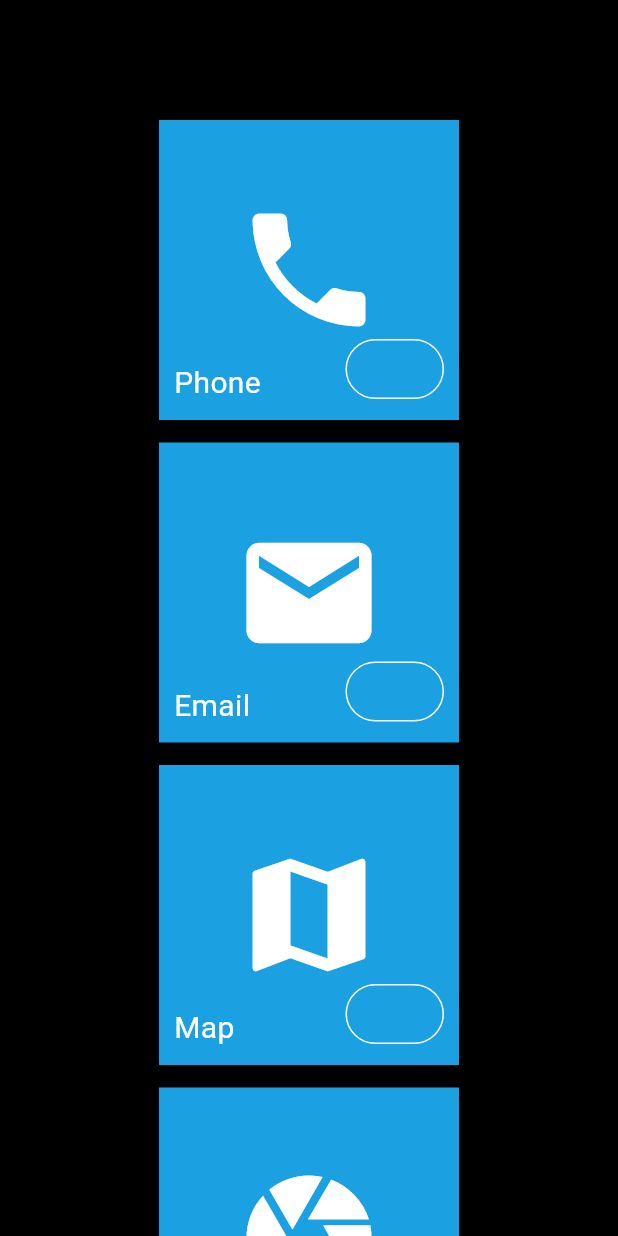
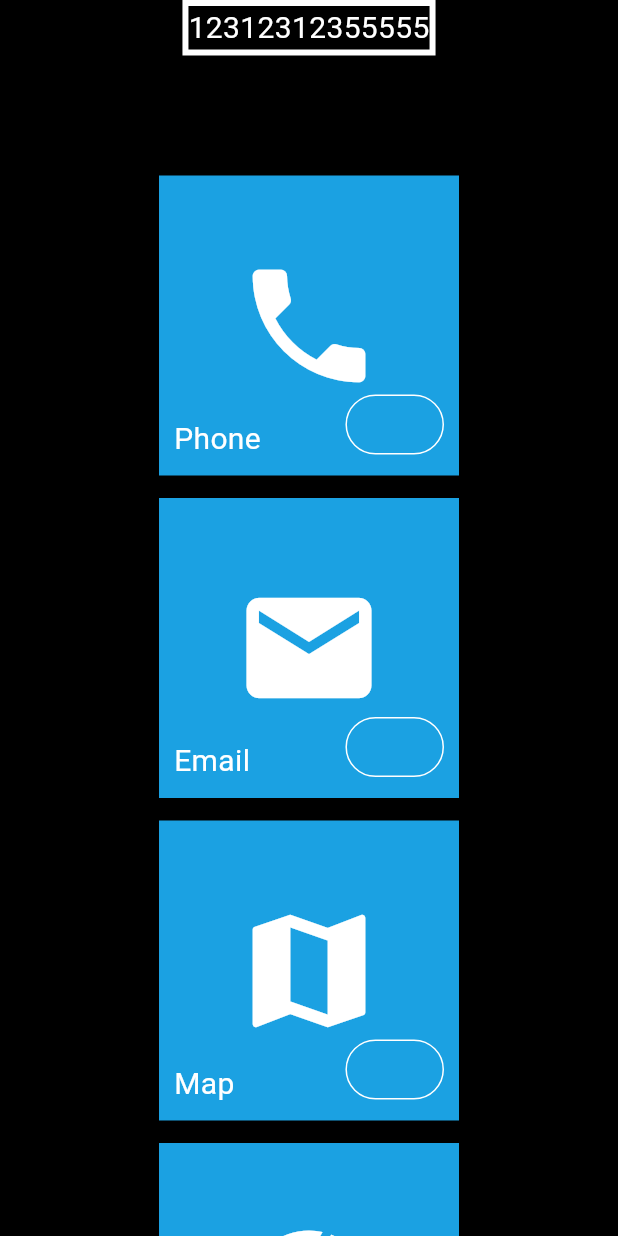
Before and after one commit to Canplayer/Flutter-MetroUI, a Flutter app: the screen it shows after launch, on a phone screen of 412 x 824 dp. Run offline on Flutter 3.47's test engine with Material 3 defaults, Android fonts, the phone set to English and light mode, and no system bars.

Commit message:
增加了按钮，修改了获取自身大小的方式

```diff
--- a/lib/main.dart
+++ b/lib/main.dart
@@ -1,8 +1,8 @@
 import 'package:flutter/material.dart';
 import 'package:metro_ui/merto/app.dart';
+import 'package:metro_ui/merto/button.dart';
 import 'package:metro_ui/merto/page_scaffold.dart';
 import 'package:metro_ui/merto/tile.dart';
-
 
 void main() {
   runApp(const MyApp());
@@ -152,7 +152,6 @@ class _MyHomePageState extends State<MyHomePage> with TickerProviderStateMixin {
 
     _controllers[thisIndex].forward();
 
-
     // for (var controller in _controllers) {
     //   await Future.delayed(const Duration(milliseconds: 80));
     //   controller.forward();
@@ -183,14 +182,32 @@ class _MyHomePageState extends State<MyHomePage> with TickerProviderStateMixin {
 
   @override
   Widget build(BuildContext context) {
-    return
-     MetroPageScaffold(
+    return MetroPageScaffold(
       // backgroundColor: const Color.fromARGB(0, 0, 0, 0),
 
       body: Transform(
         alignment: FractionalOffset.center,
         transform: Matrix4.identity()..setEntry(3, 2, 0.001) // 设置Z轴偏移
         ,
+        child: Column(
+          children: [
+            // SizedBox(
+            //   height: 100,
+            //   width: 400,
+            //   child: MetroButton(
+            //     child: Text('Hello',
+            //         style: const TextStyle(fontSize: 30, color: Colors.white)),
+            //   ),
+            // ),
+
+            MetroButton(
+                child: Text('Hello',
+                    style: const TextStyle(fontSize: 30, color: Colors.white)),
+            ),
+
+
+            //TextButton(onPressed: (){}, child: Text('123')),
+            Expanded(
               child: SingleChildScrollView(
                 padding: const EdgeInsets.only(top: 80),
                 clipBehavior: Clip.none,
@@ -216,7 +233,6 @@ class _MyHomePageState extends State<MyHomePage> with TickerProviderStateMixin {
                               child: Tile(
                                 allowBack: true,
                                 onTap: () async {
-
                                   //等待两秒
                                   await _startAnimations(_keys[index]);
                                   //跳转到新页面
@@ -268,9 +284,7 @@ class _MyHomePageState extends State<MyHomePage> with TickerProviderStateMixin {
                                               color: Colors.white,
                                             ),
                                           ),
-                                    onPressed: () {
-
-                                    },
+                                          onPressed: () {},
                                           child: const Text('Go'),
                                         ),
                                       ),
@@ -287,7 +301,9 @@ class _MyHomePageState extends State<MyHomePage> with TickerProviderStateMixin {
                 ),
               ),
             ),
-
+          ],
+        ),
+      ),
     );
   }
 }
--- a/lib/merto/button.dart
+++ b/lib/merto/button.dart
@@ -1,5 +1,4 @@
 import 'package:flutter/material.dart';
-import 'package:flutter/widgets.dart';
 import 'package:metro_ui/merto/tile.dart';
 
 //Windows Phone 核心风格的按钮设计组件
@@ -19,11 +18,44 @@ class MetroButton extends StatefulWidget {
 class MetroButtoState extends State<MetroButton> {
   @override
   Widget build(BuildContext context) {
-    return DefaultTextStyle(
-      style: const TextStyle(color: Colors.white),
-      child: Tile(
-        child: widget.child,
-        //onTap: widget.onTap,
+    // return ConstrainedBox(
+    //   constraints: const BoxConstraints(
+    //     minWidth: 10,
+    //     minHeight: 10,
+    //   ),
+    //   child: Container(
+    //     decoration: BoxDecoration(
+    //       //color: Colors.red, // 填充颜色
+    //       border: Border.all(
+    //         color: Colors.white, // 边框颜色
+    //         width: 4.0, // 边框宽度
+    //       ),
+    //     ),
+    //     child: LayoutBuilder(
+    //       builder: (context, constraints) {
+    //         return Transform(
+    //           transform: Matrix4.identity(),
+    //           child: const Text("1231231235555555555555",
+    //               style: TextStyle(fontSize: 20.0, color: Colors.white)),
+    //         );
+    //       },
+    //     ),
+    //   ),
+    //   //onTap: widget.onTap,
+    // );
+
+    return Tile(
+      onTap: widget.onTap,
+      child: Container(
+        decoration: BoxDecoration(
+          //color: Colors.red, // 填充颜色
+          border: Border.all(
+            color: Colors.white, // 边框颜色
+            width: 4.0, // 边框宽度
+          ),
+        ),
+        child: const Text("12312312355555",
+            style: TextStyle(fontSize: 20.0, color: Colors.white)),
       ),
     );
   }
--- a/lib/merto/tile.dart
+++ b/lib/merto/tile.dart
@@ -17,6 +17,9 @@ class Tile extends StatefulWidget {
 }
 
 class TileState extends State<Tile> with SingleTickerProviderStateMixin {
+  final GlobalKey _key = GlobalKey();
+  Size _widgetSize = const Size(0, 0);
+
   late AnimationController _controller;
   late Animation<double> _animation;
   final double _maxRotation = 10.0; // 最大旋转角度
@@ -49,11 +52,11 @@ class TileState extends State<Tile> with SingleTickerProviderStateMixin {
           translateZ *= _animation.value;
         });
       });
-    // WidgetsBinding.instance.addPostFrameCallback((_) {
-    //   setState(() {
-    //     _isAddPostFrame = true;
-    //   });
-    // });
+    WidgetsBinding.instance.addPostFrameCallback((_) {
+      setState(() {
+        _widgetSize = _getCardSize();
+      });
+    });
   }
 
   @override
@@ -120,25 +123,20 @@ class TileState extends State<Tile> with SingleTickerProviderStateMixin {
     _controller.forward(from: 0.0);
   }
 
+  //获取组件的高宽
+  Size _getCardSize() {
+    final RenderBox renderBox =
+        _key.currentContext!.findRenderObject() as RenderBox;
+    return renderBox.size;
+  }
+
   @override
   Widget build(BuildContext context) {
-    return LayoutBuilder(
-      builder: (context, constraints) {
-        final cardWidth = constraints.maxWidth;
-        final cardHeight = constraints.maxHeight;
+    return LayoutBuilder(builder: (context, constraints) {
+      WidgetsBinding.instance.addPostFrameCallback((_) {
+        _widgetSize = _getCardSize();
+      });
       return Transform(
-          alignment: FractionalOffset.center,
-          // origin: Offset(
-          //     (_isAddPostFrame ? _getAbsolutePosition().dx : 0) - cardWidth / 2,
-          //     (_isAddPostFrame ? _getAbsolutePosition().dy : 0) -
-          //         cardHeight / 2),
-          //origin: _isAddPostFrame ? _getAbsolutePosition() : null,
-          transform: Matrix4.identity()
-          //..setEntry(3, 2, _perspective) // 设置透视投影参数
-          //..setEntry(0, 3, (_isAddPostFrame ? _getAbsolutePosition().dx : 0) - cardWidth / 2)
-          //..setEntry(1, 3, (_isAddPostFrame ? _getAbsolutePosition().dy : 0) - cardHeight / 2)
-          ,
-          child: Transform(
         alignment: FractionalOffset.center,
         transform: Matrix4.identity()
           //..setEntry(3, 2, _perspective) // 设置透视投影参数
@@ -154,12 +152,15 @@ class TileState extends State<Tile> with SingleTickerProviderStateMixin {
         child: GestureDetector(
           //触碰即按下
           onPanDown: (details) {
+            //打印高宽
+            print(_widgetSize);
             _isTouch = true;
-                _handlePanDown(details, cardWidth, cardHeight);
+            _handlePanDown(details, _widgetSize.width, _widgetSize.height);
           },
           //手指移动触发
           onPanUpdate: (details) {
-                if (_isTouch) _handlePanUpdate(details, cardWidth, cardHeight);
+            if (_isTouch)
+              _handlePanUpdate(details, _widgetSize.width, _widgetSize.height);
           },
           onTap: () async {
             //此处会被onPanCancel优先执行，但是动画会等待我们一段时间，在等待的时间内，如果_isTouch状态被改变，那么onPanCancel的动画就不会执行
@@ -172,9 +173,9 @@ class TileState extends State<Tile> with SingleTickerProviderStateMixin {
             final localPosition = details.localPosition;
             if (_isTouch &&
                 (localPosition.dx >= 0 &&
-                        localPosition.dx <= cardWidth &&
+                    localPosition.dx <= _widgetSize.width &&
                     localPosition.dy >= 0 &&
-                        localPosition.dy <= cardHeight)) {
+                    localPosition.dy <= _widgetSize.height)) {
               await widget.onTap?.call();
             }
             _isTouch = false;
@@ -195,14 +196,11 @@ class TileState extends State<Tile> with SingleTickerProviderStateMixin {
           // },
 
           child: SizedBox(
-                width: cardWidth,
-                height: cardHeight,
+            key: _key,
             child: widget.child,
           ),
         ),
-          ),
       );
-      },
-    );
+    });
   }
 }
```
Lines whose indentation alone changed are shown as unchanged.
